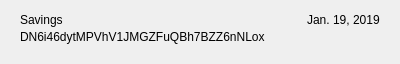
Above: src/qt/forms/myaddressrow.ui from eons-finance/ALQO before the change. Below: the same form after it.
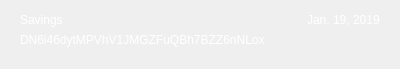
That is the form after the change.

What changed in the file:
```diff
--- a/src/qt/forms/myaddressrow.ui
+++ b/src/qt/forms/myaddressrow.ui
@@ -7,7 +7,7 @@
     <x>0</x>
     <y>0</y>
     <width>400</width>
-    <height>60</height>
+    <height>69</height>
    </rect>
   </property>
   <property name="windowTitle">
@@ -33,6 +33,9 @@
     <layout class="QHBoxLayout" name="horizontalLayout">
      <item>
       <widget class="QLabel" name="labelName">
+       <property name="styleSheet">
+        <string notr="true">color:white;</string>
+       </property>
        <property name="text">
         <string>Savings</string>
        </property>
@@ -53,6 +56,9 @@
      </item>
      <item>
       <widget class="QLabel" name="labelDate">
+       <property name="styleSheet">
+        <string notr="true">color:white;</string>
+       </property>
        <property name="text">
         <string>Jan. 19, 2019</string>
        </property>
@@ -62,6 +68,9 @@
    </item>
    <item>
     <widget class="QLabel" name="labelAddress">
+     <property name="styleSheet">
+      <string notr="true">color:white;</string>
+     </property>
      <property name="text">
       <string>DN6i46dytMPVhV1JMGZFuQBh7BZZ6nNLox</string>
      </property>
```
